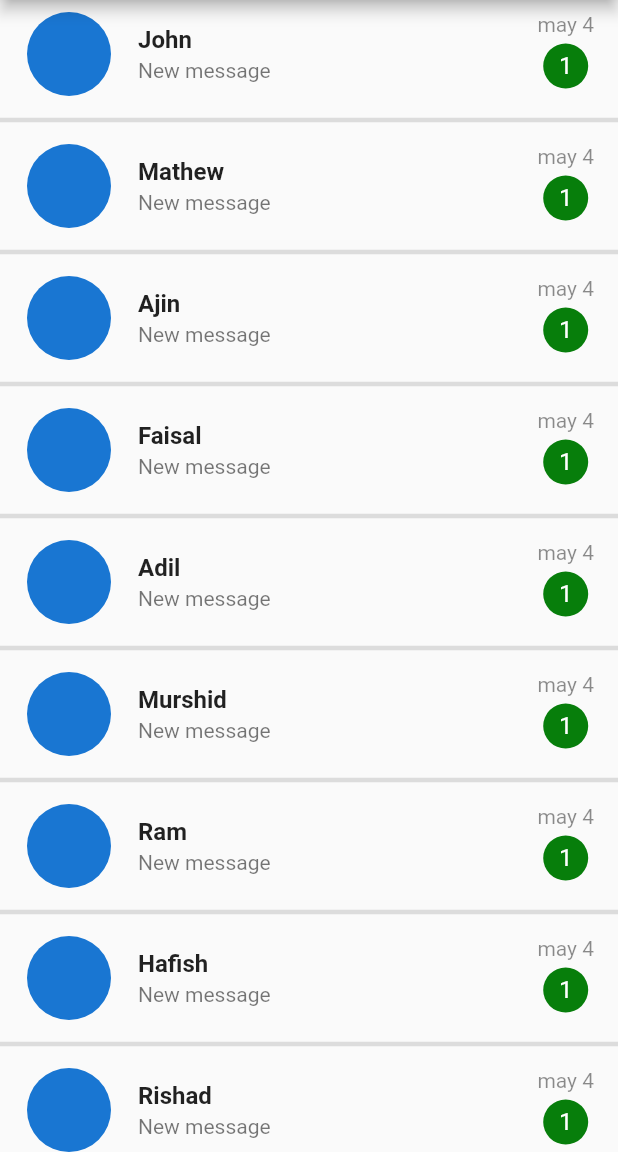
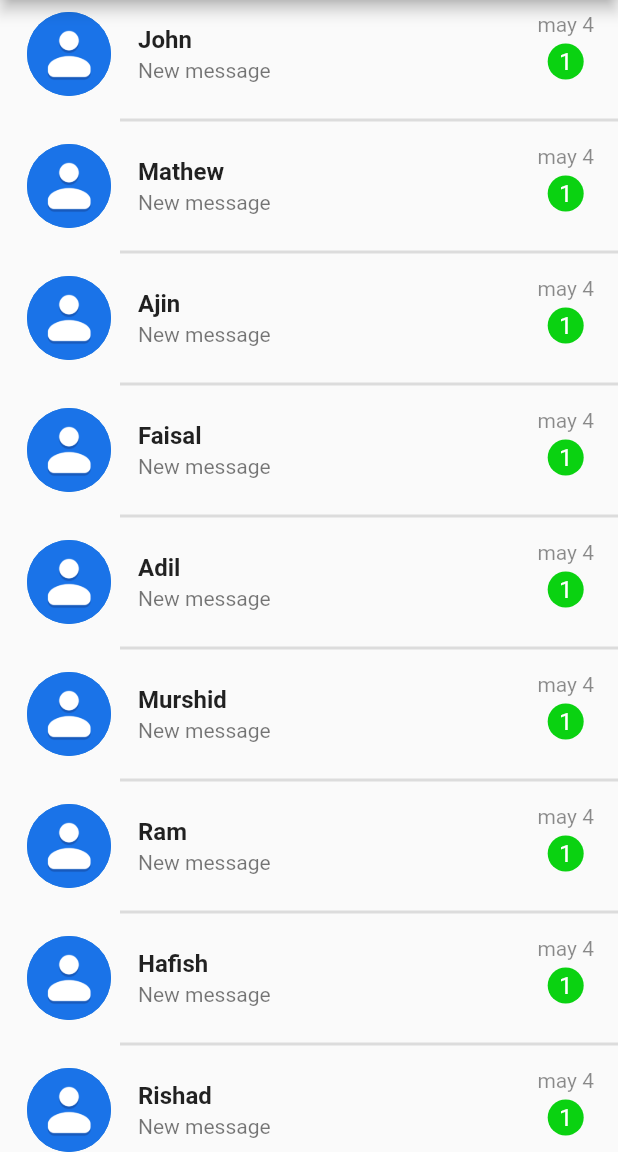
Before and after one commit to shifink/telegram, a Flutter app: the HomePage screen opened directly, on a phone screen of 412 x 824 dp, the part 84-1236 px from its top. Run offline on Flutter 3.47's test engine with Material 2 defaults, Android fonts, the phone set to English and light mode, and no system bars; our stand-ins replace smooth_page_indicator.

Commit message:
second commit

```diff
--- a/lib/ulits/database/database_const.dart
+++ b/lib/ulits/database/database_const.dart
@@ -1,3 +1,5 @@
+import 'package:flutter/material.dart';
+
 class ChatNames {
   static List name=[
     "John","Mathew","Ajin","Faisal",
@@ -7,3 +9,12 @@ class ChatNames {
   ];
 
 }
+
+List drawerIcons=[
+  Icon(Icons.group),
+  Icon(Icons.person),
+  Icon(Icons.call_outlined),
+  Icon(Icons.groups),
+  Icon(Icons.save_alt_rounded),
+  Icon(Icons.settings),
+];
--- a/lib/view/chat_page/chat_page.dart
+++ b/lib/view/chat_page/chat_page.dart
@@ -10,6 +10,11 @@ class ChatPage extends StatefulWidget {
 class _ChatPageState extends State<ChatPage> {
   @override
   Widget build(BuildContext context) {
-    return Scaffold();
+    return Scaffold(
+
+      appBar: AppBar(
+        elevation: 0,
+      ),
+    );
   }
 }
--- a/lib/view/home_Page/home_page.dart
+++ b/lib/view/home_Page/home_page.dart
@@ -1,6 +1,6 @@
 import 'package:flutter/material.dart';
 import 'package:test_page/ulits/database/database_const.dart';
-
+import 'package:test_page/view/chat_page/chat_page.dart';
 
 class HomePage extends StatefulWidget {
   const HomePage({super.key});
@@ -23,37 +23,59 @@ class _HomePageState extends State<HomePage> {
           )
         ],
       ),
-        drawer: Drawer(),
-        // body: ListView.builder(
-        //   itemCount: ChatNames.name.length,
-        //   itemBuilder: (context, index) => Padding(
-        //     padding: const EdgeInsets.all(6.0),
-        //     child: ListTile(
-        //       leading: CircleAvatar(
-        //         radius:  30,
-        //       ),
-        //       title: Text(
-        //         ChatNames.name[index],
-        //         style: TextStyle(fontWeight: FontWeight.w700),
-        //       ),
-        //       subtitle: Text("New message"),
-        //       trailing: Column(
-        //         children: [
-        //           Text("may 4",style: TextStyle(color: Colors.black45),),
-        //           SizedBox(height: 5,),
-        //           CircleAvatar(radius: 15,
-        //           backgroundColor: Color.fromARGB(255, 7, 126, 11),
-        //           child: Text("1",style: TextStyle(color: Colors.white),),
-        //           )
-        //         ],
-        //       ),
-
-        //     ),
-        //   ),
-        // ),
-        body: ListView.separated(itemBuilder:(context, index) =>  ListTile(
+      drawer: Drawer(
+        child: ListView(
+          padding: EdgeInsets.zero,
+          children: [
+            DrawerHeader(
+                decoration: BoxDecoration(
+                  color: Color.fromARGB(255, 34, 111, 173),
+                ),
+                child: Column(
+                  crossAxisAlignment: CrossAxisAlignment.start,
+                  mainAxisAlignment: MainAxisAlignment.spaceBetween,
+                  children: [
+                    Row(
+                      mainAxisAlignment: MainAxisAlignment.spaceBetween,
+                      children: [
+                        CircleAvatar(
+                          radius: 30,
+                        ),
+                        Icon(
+                          Icons.mode_night,
+                          color: Colors.white,
+                        )
+                      ],
+                    ),
+                    Column(
+                      crossAxisAlignment: CrossAxisAlignment.start,
+                      children: [
+                        Text(
+                          "User Name",
+                          style: TextStyle(color: Colors.white),
+                        ),
+                        SizedBox(
+                          height: 5,
+                        ),
+                        Text(
+                          "+91 0000000000",
+                          style: TextStyle(color: Colors.white30),
+                        )
+                      ],
+                    )
+                  ],
+                ))
+          ],
+        ),
+      ),
+      body: ListView.separated(
+          itemBuilder: (context, index) => InkWell(
+            onTap: () => Navigator.push(context, MaterialPageRoute(builder: (context) => ChatPage(),)),
+            child: ListTile(
                   leading: CircleAvatar(
-            radius:  30,
+                    radius: 30,
+                    backgroundImage:
+                        AssetImage("assets/images/contact image.png"),
                   ),
                   title: Text(
                     ChatNames.name[index],
@@ -62,16 +84,28 @@ class _HomePageState extends State<HomePage> {
                   subtitle: Text("New message"),
                   trailing: Column(
                     children: [
-              Text("may 4",style: TextStyle(color: Colors.black45),),
-              SizedBox(height: 5,),
-              CircleAvatar(radius: 15,
-              backgroundColor: Color.fromARGB(255, 7, 126, 11),
-              child: Text("1",style: TextStyle(color: Colors.white),),
+                      Text(
+                        "may 4",
+                        style: TextStyle(color: Colors.black45),
+                      ),
+                      SizedBox(
+                        height: 5,
+                      ),
+                      CircleAvatar(
+                        radius: 12,
+                        backgroundColor: Color.fromARGB(255, 10, 210, 17),
+                        child: Text(
+                          "1",
+                          style: TextStyle(color: Colors.white),
+                        ),
                       )
                     ],
                   ),
-
-        ), separatorBuilder: (context, index) => Divider(thickness: 3,), itemCount:  ChatNames.name.length),
+                ),
+          ),
+          separatorBuilder: (context, index) =>
+              Divider(thickness: 2, indent: 80),
+          itemCount: ChatNames.name.length),
     );
   }
 }
```
Also changed, not shown: assets/images/contact image.png (added). Lines whose indentation alone changed are shown as unchanged.
